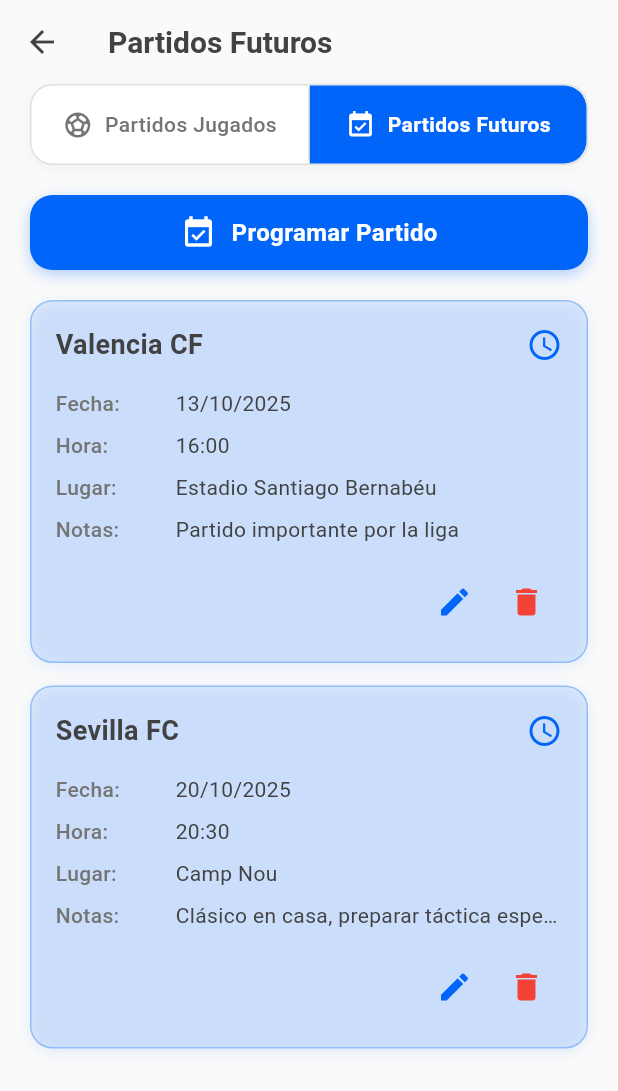
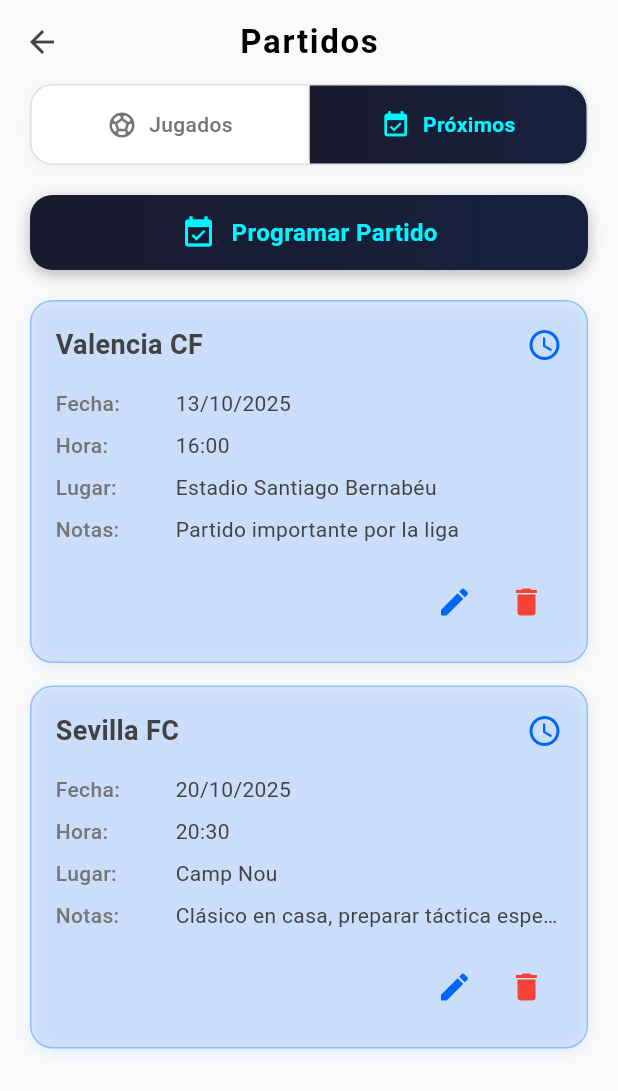
Before and after one commit to DaniielJr10/soccerlife, a Flutter app: the PartidosFuturosPage screen opened directly, on a phone screen of 412 x 824 dp. Shown: the top 1091 px of the screen. Run offline on Flutter 3.47's test engine with Material 3 defaults, Android fonts, the phone set to English and light mode, and no system bars.

Commit message:
se cmbio colores de botones en partidos

```diff
--- a/lib/pantallas/partidos/partidosfuturos.dart
+++ b/lib/pantallas/partidos/partidosfuturos.dart
@@ -70,12 +70,14 @@ class _PartidosFuturosPageState extends State<PartidosFuturosPage> {
           icon: Icon(Icons.arrow_back, color: Colors.grey[800]),
           onPressed: () => Navigator.pop(context),
         ),
-        title: Text(
-          'Partidos Futuros',
+        centerTitle: true,
+        title: const Text(
+          'Partidos',
           style: TextStyle(
-            color: Colors.grey[800],
-            fontSize: 20,
+            color: Colors.black,
             fontWeight: FontWeight.bold,
+            fontSize: 22,
+            letterSpacing: 1.1,
           ),
         ),
       ),
@@ -133,23 +135,21 @@ class _PartidosFuturosPageState extends State<PartidosFuturosPage> {
               onTap: () => Navigator.pop(context),
               child: Container(
                 padding: const EdgeInsets.all(16),
-                decoration: const BoxDecoration(
-                  borderRadius: BorderRadius.horizontal(left: Radius.circular(15)),
+                decoration: BoxDecoration(
+                  borderRadius: const BorderRadius.horizontal(left: Radius.circular(15)),
+                  color: Colors.transparent,
                 ),
                 child: Row(
                   mainAxisAlignment: MainAxisAlignment.center,
                   children: [
                     Icon(Icons.sports_soccer, color: Colors.grey[600], size: 20),
                     const SizedBox(width: 8),
-                    Flexible(
-                      child: Text(
-                        'Partidos Jugados',
+                    Text(
+                      'Jugados',
                       style: TextStyle(
                         fontSize: 14,
                         fontWeight: FontWeight.w500,
                         color: Colors.grey[600],
-                        ),
-                        overflow: TextOverflow.ellipsis,
                       ),
                     ),
                   ],
@@ -161,24 +161,26 @@ class _PartidosFuturosPageState extends State<PartidosFuturosPage> {
           Expanded(
             child: Container(
               padding: const EdgeInsets.all(16),
-              decoration: const BoxDecoration(
-                borderRadius: BorderRadius.horizontal(right: Radius.circular(15)),
-                color: Color(0xFF0065F8),
+              decoration: BoxDecoration(
+                borderRadius: const BorderRadius.horizontal(right: Radius.circular(15)),
+                gradient: const LinearGradient(
+                  colors: [
+                    Color(0xFF1a1a2e),
+                    Color(0xFF16213e),
+                  ],
+                ),
               ),
               child: Row(
                 mainAxisAlignment: MainAxisAlignment.center,
                 children: [
-                  const Icon(Icons.event_available, color: Colors.white, size: 20),
+                  const Icon(Icons.event_available, color: Color(0xFF00f5ff), size: 20),
                   const SizedBox(width: 8),
-                  const Flexible(
-                    child: Text(
-                      'Partidos Futuros',
-                      style: TextStyle(
+                  Text(
+                    'Próximos',
+                    style: const TextStyle(
                       fontSize: 14,
                       fontWeight: FontWeight.bold,
-                        color: Colors.white,
-                      ),
-                      overflow: TextOverflow.ellipsis,
+                      color: Color(0xFF00f5ff),
                     ),
                   ),
                 ],
@@ -196,10 +198,15 @@ class _PartidosFuturosPageState extends State<PartidosFuturosPage> {
       height: 50,
       decoration: BoxDecoration(
         borderRadius: BorderRadius.circular(15),
-        color: const Color(0xFF0065F8),
+        gradient: const LinearGradient(
+          colors: [
+            Color(0xFF1a1a2e),
+            Color(0xFF16213e),
+          ],
+        ),
         boxShadow: [
           BoxShadow(
-            color: const Color(0xFF0065F8).withOpacity(0.3),
+            color: const Color(0xFF1a1a2e).withOpacity(0.3),
             blurRadius: 8,
             offset: const Offset(0, 3),
           ),
@@ -213,17 +220,14 @@ class _PartidosFuturosPageState extends State<PartidosFuturosPage> {
           child: Row(
             mainAxisAlignment: MainAxisAlignment.center,
             children: [
-              Icon(icon, color: Colors.white, size: 24),
+              Icon(icon, color: const Color(0xFF00f5ff), size: 24),
               const SizedBox(width: 10),
-              Flexible(
-                child: Text(
+              Text(
                 text,
                 style: const TextStyle(
-                    color: Colors.white,
+                  color: Color(0xFF00f5ff),
                   fontSize: 16,
                   fontWeight: FontWeight.bold,
-                  ),
-                  overflow: TextOverflow.ellipsis,
                 ),
               ),
             ],
```
Also changed, not shown: lib/pantallas/partidos/partidosjugados.dart (+30 -27 lines), lib/pantallas/principal.dart (+1 -6 lines). Lines whose indentation alone changed are shown as unchanged.
